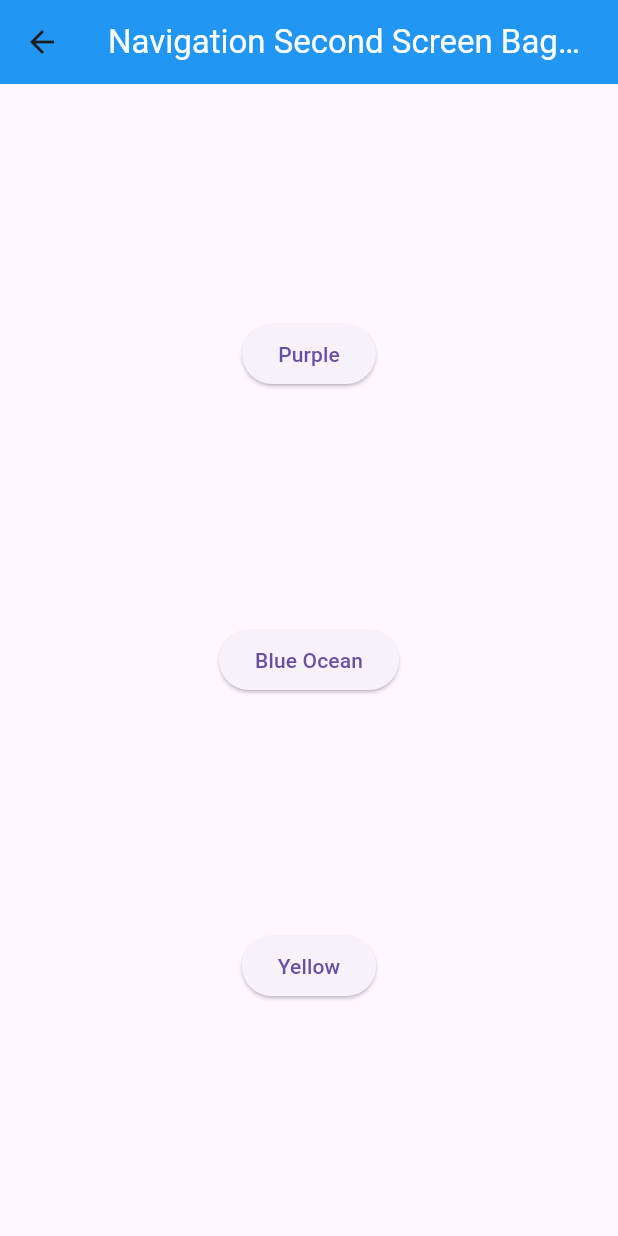
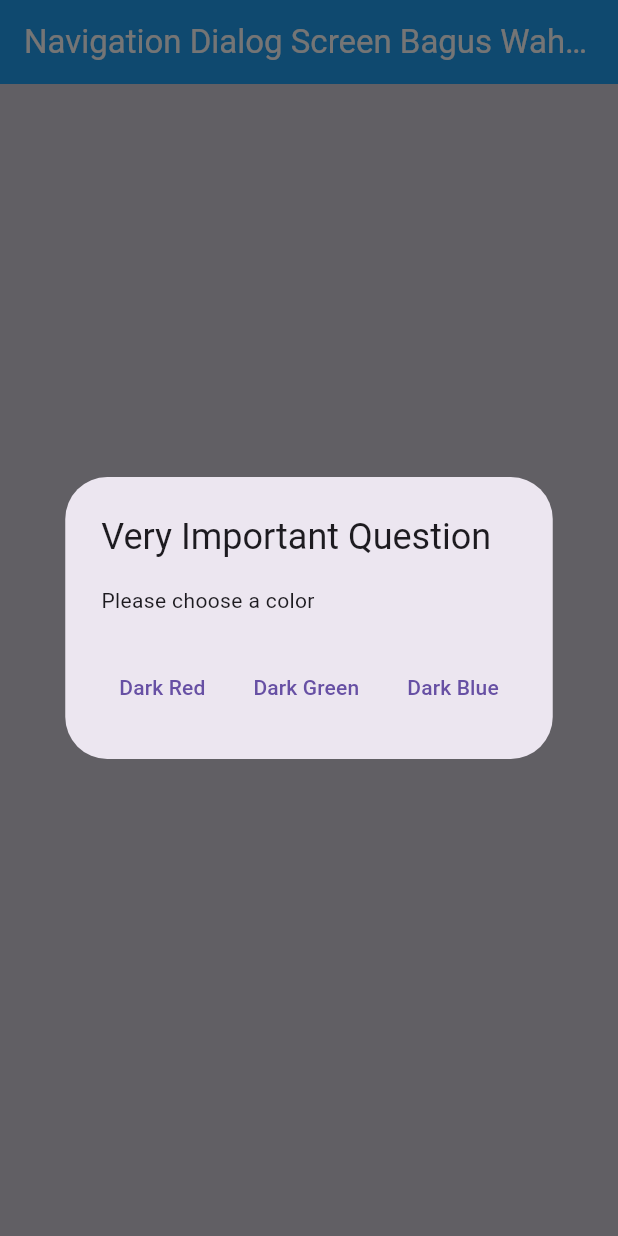
Before and after one commit to bagusswahasdwikaa/books, a Flutter app: the screen it shows after launch, after a tap on "Change Color", on a phone screen of 412 x 824 dp. Run offline on Flutter 3.47's test engine with Material 3 defaults, Android fonts, the phone set to English and light mode, and no system bars; our stand-ins replace geolocator.

Commit message:
Praktikum 9 - Memanfaatkan async/await dengan Widget Dialog

```diff
--- a/lib/main.dart
+++ b/lib/main.dart
@@ -7,6 +7,7 @@ import 'package:http/http.dart' as http;
 import 'package:async/async.dart';
 import 'geolocation.dart';
 import 'navigation_first.dart';
+import 'navigation_dialog.dart';
 
 void main() {
   runApp(const MyApp());
@@ -23,7 +24,7 @@ class MyApp extends StatelessWidget {
         primarySwatch: Colors.blue,
         visualDensity: VisualDensity.adaptivePlatformDensity,
       ),
-      home: const NavigationFirst(),
+      home: const NavigationDialogScreen(),
     );
   }
 }
--- /dev/null
+++ b/lib/navigation_dialog.dart
@@ -0,0 +1,70 @@
+import 'package:flutter/material.dart';
+
+class NavigationDialogScreen extends StatefulWidget {
+  const NavigationDialogScreen({super.key});
+
+  @override
+  State<NavigationDialogScreen> createState() => _NavigationDialogScreenState();
+}
+
+class _NavigationDialogScreenState extends State<NavigationDialogScreen> {
+  Color color = const Color.fromARGB(59, 66, 48, 97);
+
+  @override
+  Widget build(BuildContext context) {
+    return Scaffold(
+        backgroundColor: color,
+        appBar: AppBar(
+          title: const Text('Navigation Dialog Screen Bagus Wahasdwika',
+          style: TextStyle(
+            color: Colors.white,
+          ),
+        ),
+        backgroundColor: const Color.fromARGB(255, 33, 159, 243),),
+        body: Center(
+          child: ElevatedButton(
+              child: const Text('Change Color'),
+              onPressed: () {
+                _showColorDialog(context);
+              }),
+        ));
+  }
+
+  Future _showColorDialog(BuildContext context) async {
+    await showDialog(
+      barrierDismissible: false,
+      context: context,
+      builder: (_) {
+        return AlertDialog(
+          title: const Text('Very Important Question'),
+          content: const Text('Please choose a color'),
+          actions: <Widget>[
+            TextButton(
+              child: const Text('Dark Red'),
+              onPressed: () {
+                color = const Color.fromARGB(255, 176, 0, 0);
+                Navigator.pop(context, color);
+              },
+            ),
+            TextButton(
+              child: const Text('Dark Green'),
+              onPressed: () {
+                color = const Color.fromARGB(255, 1, 119, 5);
+                Navigator.pop(context, color);
+              },
+            ),
+            TextButton(
+              child: const Text('Dark Blue'),
+              onPressed: () {
+                color = const Color.fromARGB(255, 0, 20, 111);
+                Navigator.pop(context, color);
+              },
+            ),
+          ],
+        );
+      },
+    );
+    setState(() {}); // Memperbarui UI setelah memilih warna
+  }
+
+}
```
Also changed, not shown: gif/praktikum9.gif (added), image-7.png (added), 1 other file.
